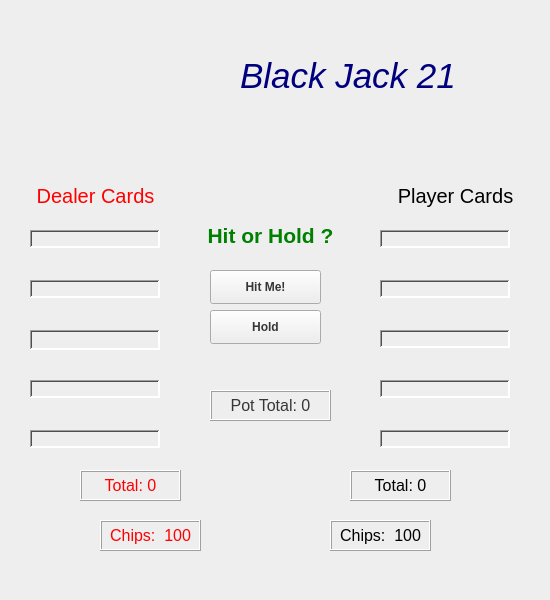
The window that bj21.ui (ultrex22/BJ_21_PYQT5) describes before a commit, drawn with Qt 5.
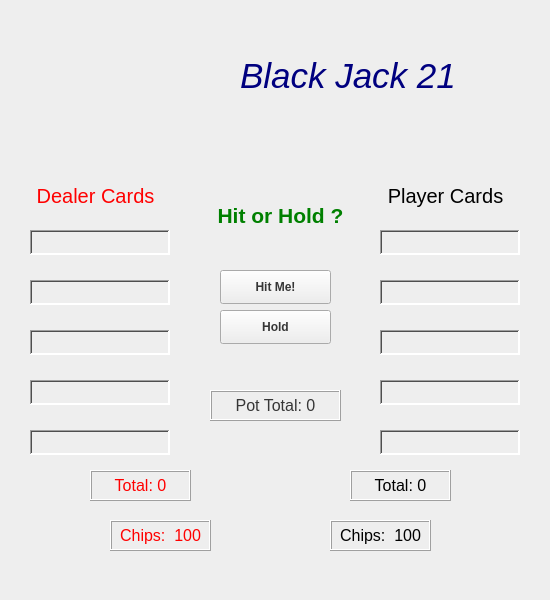
The same window after the commit.

Commit message: brought in all logic from original script, started converting print's to gui

Diff of the .ui file:
```diff
--- a/bj21.ui
+++ b/bj21.ui
@@ -84,7 +84,7 @@
    <widget class="QLabel" name="player_name">
     <property name="geometry">
      <rect>
-      <x>380</x>
+      <x>370</x>
       <y>180</y>
       <width>151</width>
       <height>31</height>
@@ -111,7 +111,7 @@
      <rect>
       <x>210</x>
       <y>390</y>
-      <width>121</width>
+      <width>131</width>
       <height>31</height>
      </rect>
     </property>
@@ -138,8 +138,8 @@
      <rect>
       <x>30</x>
       <y>230</y>
-      <width>130</width>
-      <height>18</height>
+      <width>140</width>
+      <height>25</height>
      </rect>
     </property>
     <property name="font">
@@ -168,8 +168,8 @@
      <rect>
       <x>30</x>
       <y>280</y>
-      <width>130</width>
-      <height>18</height>
+      <width>140</width>
+      <height>25</height>
      </rect>
     </property>
     <property name="font">
@@ -198,8 +198,8 @@
      <rect>
       <x>30</x>
       <y>330</y>
-      <width>130</width>
-      <height>20</height>
+      <width>140</width>
+      <height>25</height>
      </rect>
     </property>
     <property name="font">
@@ -228,8 +228,8 @@
      <rect>
       <x>30</x>
       <y>380</y>
-      <width>130</width>
-      <height>18</height>
+      <width>140</width>
+      <height>25</height>
      </rect>
     </property>
     <property name="font">
@@ -258,8 +258,8 @@
      <rect>
       <x>30</x>
       <y>430</y>
-      <width>130</width>
-      <height>18</height>
+      <width>140</width>
+      <height>25</height>
      </rect>
     </property>
     <property name="font">
@@ -286,7 +286,7 @@
    <widget class="QLabel" name="dealer_total">
     <property name="geometry">
      <rect>
-      <x>80</x>
+      <x>90</x>
       <y>470</y>
       <width>101</width>
       <height>31</height>
@@ -348,8 +348,8 @@
      <rect>
       <x>380</x>
       <y>280</y>
-      <width>130</width>
-      <height>18</height>
+      <width>140</width>
+      <height>25</height>
      </rect>
     </property>
     <property name="font">
@@ -378,8 +378,8 @@
      <rect>
       <x>380</x>
       <y>330</y>
-      <width>130</width>
-      <height>18</height>
+      <width>140</width>
+      <height>25</height>
      </rect>
     </property>
     <property name="font">
@@ -408,8 +408,8 @@
      <rect>
       <x>380</x>
       <y>230</y>
-      <width>130</width>
-      <height>18</height>
+      <width>140</width>
+      <height>25</height>
      </rect>
     </property>
     <property name="font">
@@ -438,8 +438,8 @@
      <rect>
       <x>380</x>
       <y>380</y>
-      <width>130</width>
-      <height>18</height>
+      <width>140</width>
+      <height>25</height>
      </rect>
     </property>
     <property name="font">
@@ -468,8 +468,8 @@
      <rect>
       <x>380</x>
       <y>430</y>
-      <width>130</width>
-      <height>18</height>
+      <width>140</width>
+      <height>25</height>
      </rect>
     </property>
     <property name="font">
@@ -496,7 +496,7 @@
    <widget class="QLabel" name="dealer_chips">
     <property name="geometry">
      <rect>
-      <x>100</x>
+      <x>110</x>
       <y>520</y>
       <width>101</width>
       <height>31</height>
@@ -588,8 +588,8 @@
    <widget class="QLabel" name="player_textbox">
     <property name="geometry">
      <rect>
-      <x>180</x>
-      <y>220</y>
+      <x>190</x>
+      <y>200</y>
       <width>181</width>
       <height>31</height>
      </rect>
@@ -614,7 +614,7 @@
    <widget class="QToolButton" name="hit_me">
     <property name="geometry">
      <rect>
-      <x>210</x>
+      <x>220</x>
       <y>270</y>
       <width>111</width>
       <height>34</height>
@@ -634,7 +634,7 @@
    <widget class="QToolButton" name="hold">
     <property name="geometry">
      <rect>
-      <x>210</x>
+      <x>220</x>
       <y>310</y>
       <width>111</width>
       <height>34</height>
```
The commit also changes 3 other files.
